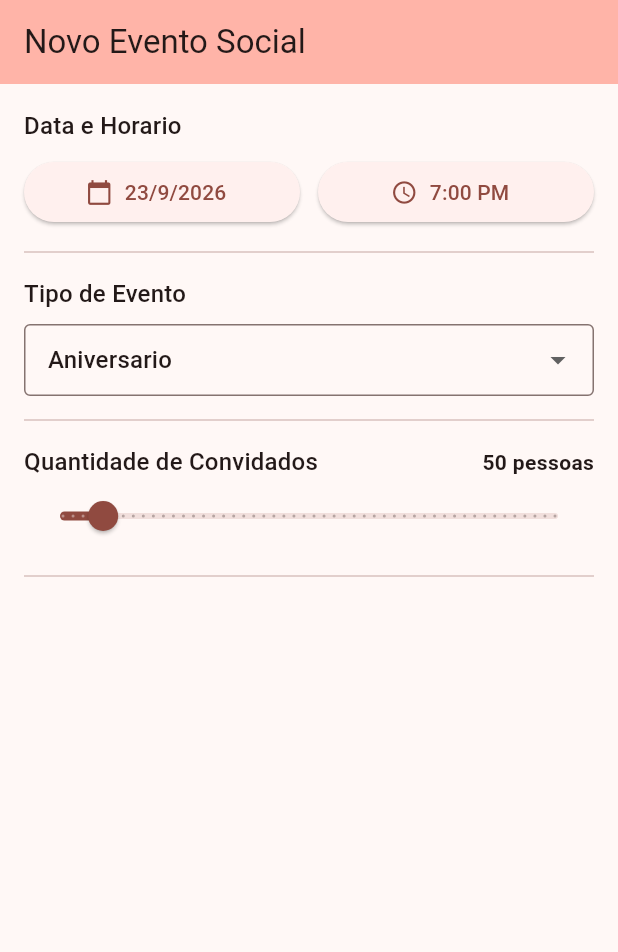
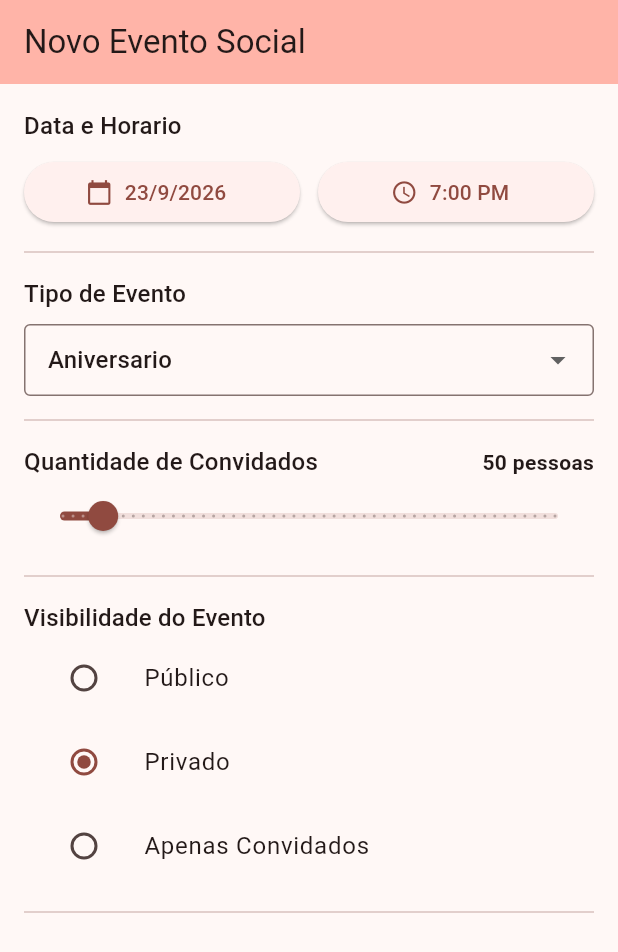
Before and after one commit to xjuuhhh/MaterialSelectionPack, a Flutter app: the screen it shows after launch, on a phone screen of 412 x 824 dp. Shown: the top 952 px of the screen. Run offline on Flutter 3.47's test engine with Material 3 defaults, Android fonts, the phone set to English and light mode, and no system bars.

Commit message:
Implementado Radio em Visibilidade do Evento

```diff
--- a/lib/main.dart
+++ b/lib/main.dart
@@ -31,18 +31,22 @@
   State<AgendamentoEventoTela> createState() => _AgendamentoEventoTelaState();
 }
 
+enum Visibilidade { public, private, vip }
+
 class _AgendamentoEventoTelaState extends State<AgendamentoEventoTela> {
   //--- 1. Valores Padrão (para reset) ---
   static final DateTime _dataPadrao = DateTime.now();
   static const TimeOfDay _horarioPadrao = TimeOfDay(hour: 19, minute: 0);
   static const String _tipoPadrao = 'Aniversario';
   static const double _convidadosPadrao = 50.0;
+  static const Visibilidade _visibilidadePadrao = .private;
 
   // ---2.Variaveis de Estado ---
   late DateTime _dataSelecionada;
   late TimeOfDay _horarioSelecionado;
   late String _tipoEventoSelecionado;
   late double _quantidadeConvidados;
+  late Visibilidade _visibilidadeSelecionada;
 
   @override
   void initState() {
@@ -56,6 +60,7 @@
       _horarioSelecionado = _horarioPadrao;
       _tipoEventoSelecionado = _tipoPadrao;
       _quantidadeConvidados = _convidadosPadrao;
+      _visibilidadeSelecionada = _visibilidadePadrao;
     });
     print('[DEBUG] Formulario resetado para os valores padrao.');
   }
@@ -69,6 +74,8 @@
     );
     print('Horário: ${_horarioSelecionado.format(context)}');
     print('Tipo de evento: $_tipoEventoSelecionado');
+    print('Estimativa de Convidados: ${_quantidadeConvidados.round()}');
+    print('Visibilidade: $_visibilidadeSelecionada');
     print('=====================================');
 
     ScaffoldMessenger.of(context).showSnackBar(
@@ -213,6 +220,41 @@
               },
             ),
             const Divider(height: 32),
+
+            // --- 5. Radio ---
+            Text(
+              'Visibilidade do Evento',
+              style: Theme.of(context).textTheme.titleMedium,
+            ),
+
+            RadioGroup<Visibilidade>(
+              groupValue: _visibilidadeSelecionada,
+              onChanged: (Visibilidade? visibilidade) {
+                setState(() {
+                  _visibilidadeSelecionada = visibilidade!;
+                  print('[DEBUG - Radio] Visibilidade: $visibilidade');
+                });
+              },
+              child: Column(
+                children: [
+                  ListTile(
+                    title: Text('Público'),
+                    leading: Radio<Visibilidade>(value: Visibilidade.public),
+                  ),
+
+                  ListTile(
+                    title: Text('Privado'),
+                    leading: Radio<Visibilidade>(value: Visibilidade.private),
+                  ),
+
+                  ListTile(
+                    title: Text('Apenas Convidados'),
+                    leading: Radio<Visibilidade>(value: Visibilidade.vip),
+                  ),
+                ],
+              ),
+            ),
+            const Divider(height: 32),
           ],
         ),
       ),
```
